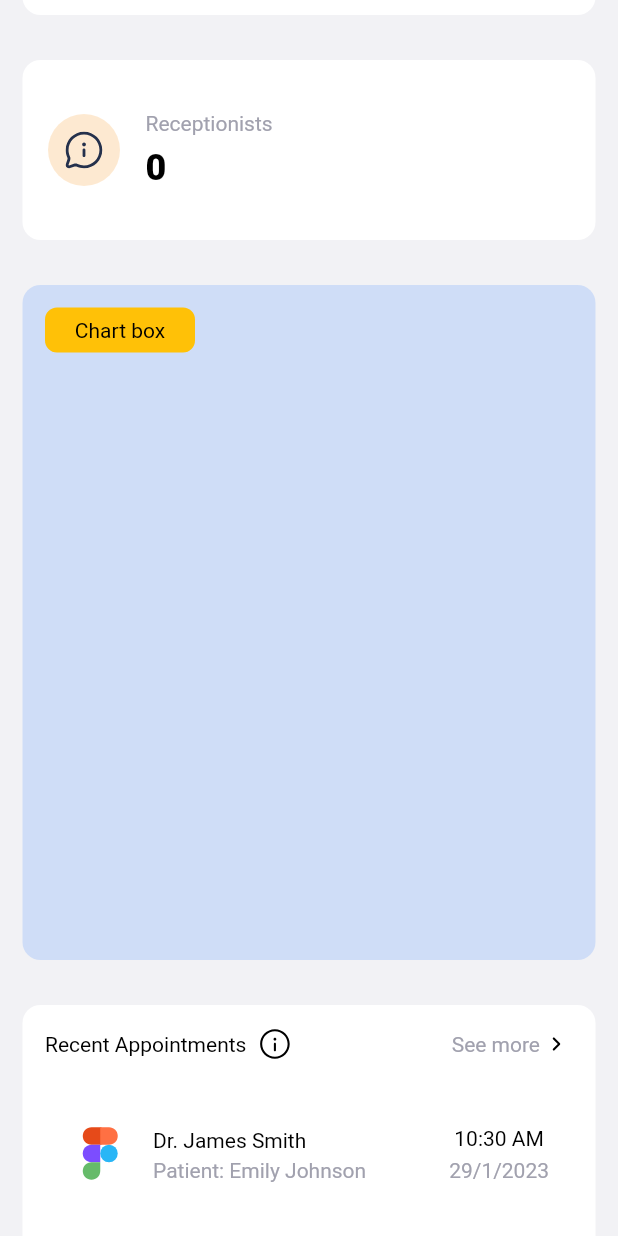
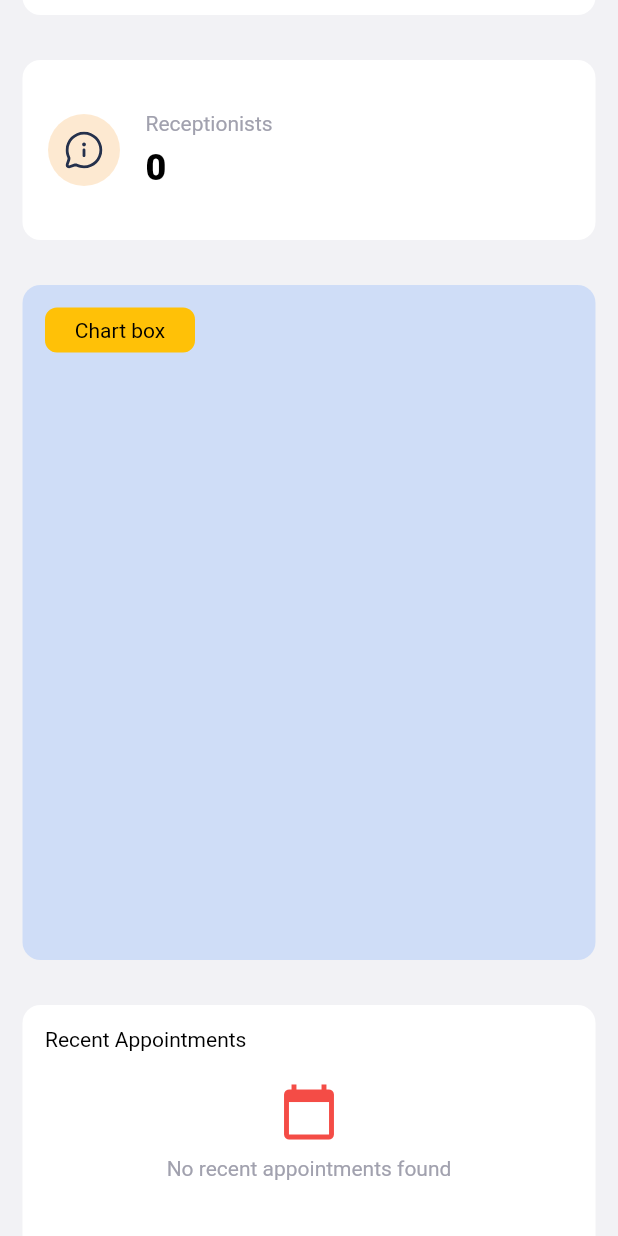
Before and after one commit to Ketnology/IgeHospital, a Flutter app: the DefaultPage widget shown alone on an empty page, opened directly, scrolled down 576 dp, on a phone screen of 412 x 824 dp. Run offline on Flutter 3.47's test engine with Material 3 defaults, Android fonts, the light colour scheme and no system bars; our stand-ins replace flutter_svg, get, shared_preferences; missing offline and left inert: expandable_datatable; accounts and stored records are empty; network calls fail; Roboto replaces fonts that are missing (Gilroy).

Commit message:
dashboard data

```diff
--- a/lib/pages/home.dart
+++ b/lib/pages/home.dart
@@ -7,6 +7,7 @@ import 'package:ige_hospital/provider/dashboard_service.dart';
 import 'package:ige_hospital/widgets/bottom_bar.dart';
 import 'package:ige_hospital/widgets/common_title.dart';
 import 'package:ige_hospital/widgets/size_box.dart';
+import 'package:intl/intl.dart';
 import 'package:provider/provider.dart';
 
 class DefaultPage extends StatefulWidget {
@@ -238,22 +239,22 @@ class _DefaultPage extends State<DefaultPage> {
     );
   }
 
-  // Widget _buildRefreshButton() {
-  //   return Padding(
-  //     padding: const EdgeInsets.symmetric(horizontal: 15.0),
-  //     child: Align(
-  //       alignment: Alignment.centerRight,
-  //       child: Obx(() => dashboardService.isLoading.value
-  //           ? const CircularProgressIndicator()
-  //           : IconButton(
-  //         icon: Icon(Icons.refresh, color: notifier.getMainText),
-  //         onPressed: () => dashboardService.refreshDashboardData(),
-  //         tooltip: "Refresh dashboard data",
-  //       )
-  //       ),
-  //     ),
-  //   );
-  // }
+  Widget _buildRefreshButton() {
+    return Padding(
+      padding: const EdgeInsets.symmetric(horizontal: 15.0),
+      child: Align(
+        alignment: Alignment.centerRight,
+        child: Obx(() => dashboardService.isLoading.value
+            ? const CircularProgressIndicator()
+            : IconButton(
+          icon: Icon(Icons.refresh, color: notifier.getMainText),
+          onPressed: () => dashboardService.refreshDashboardData(),
+          tooltip: "Refresh dashboard data",
+        )
+        ),
+      ),
+    );
+  }
 
   Widget _buildDashboardStatus() {
     return Obx(() {
@@ -439,76 +440,183 @@ class _DefaultPage extends State<DefaultPage> {
                     style: mediumBlackTextStyle.copyWith(
                         color: notifier.getMainText),
                   ),
-                  const SizedBox(width: 8),
-                  SvgPicture.asset(
-                    "assets/info-circle.svg",
-                    height: 22,
-                    width: 22,
+                ],
+              ),
+              // const SizedBox(height: 16),
+
+              Obx(() {
+                if (dashboardService.isLoading.value && dashboardService.recentAppointments.isEmpty) {
+                  return const Center(
+                    child: Padding(
+                      padding: EdgeInsets.all(10.0),
+                      child: CircularProgressIndicator(),
+                    ),
+                  );
+                }
+
+                if (dashboardService.recentAppointments.isEmpty) {
+                  return Center(
+                    child: Padding(
+                      padding: const EdgeInsets.all(20.0),
+                      child: Column(
+                        children: [
+                          Icon(
+                            Icons.calendar_today,
+                            size: 40,
+                            color: notifier.getIconColor,
+                          ),
+                          const SizedBox(height: 10),
+                          Text(
+                            "No recent appointments found",
+                            style: mediumGreyTextStyle,
+                          ),
+                        ],
+                      ),
+                    ),
+                  );
+                }
+
+                return ListView.builder(
+                  physics: const NeverScrollableScrollPhysics(),
+                  shrinkWrap: true,
+                  itemCount: dashboardService.recentAppointments.length > 5
+                      ? 5
+                      : dashboardService.recentAppointments.length,
+                  itemBuilder: (context, index) {
+                    final appointment = dashboardService.recentAppointments[index];
+
+                    // Default icon or parse SVG path
+                    String icon = "assets/icons8-figma.svg";
+                    if (index % 5 == 0) icon = "assets/icons8-figma.svg";
+                    if (index % 5 == 1) icon = "assets/icons8-adobe-creative-cloud.svg";
+                    if (index % 5 == 2) icon = "assets/icons8-starbucks.svg";
+                    if (index % 5 == 3) icon = "assets/icons8-apple-logo.svg";
+                    if (index % 5 == 4) icon = "assets/icons8-facebook29.svg";
+
+                    // Format date and time
+                    String formattedDate = appointment.dateTime['formatted'] ?? 'N/A';
+                    String time = '';
+                    String date = '';
+
+                    try {
+                      if (appointment.dateTime['formatted'] != null) {
+                        DateTime parsedDate = DateTime.parse(
+                            "${appointment.dateTime['date']} ${appointment.dateTime['time']}"
+                        );
+                        time = DateFormat('hh:mm a').format(parsedDate);
+                        date = DateFormat('dd/MM/yyyy').format(parsedDate);
+                      } else {
+                        date = appointment.dateTime['date'] ?? 'N/A';
+                        time = appointment.dateTime['time'] ?? 'N/A';
+                      }
+                    } catch (e) {
+                      print("Error parsing date: $e");
+                      date = appointment.dateTime['date'] ?? 'N/A';
+                      time = appointment.dateTime['time'] ?? 'N/A';
+                    }
+
+                    return Column(
+                      children: [
+                        // const SizedBox(height: 10),
+                        ListTile(
+                          leading: Stack(
+                            alignment: Alignment.bottomRight,
+                            children: [
+                              CircleAvatar(
+                                backgroundColor: Colors.transparent,
+                                child: SvgPicture.asset(icon),
+                              ),
+                              Container(
+                                height: 12,
+                                width: 12,
+                                decoration: BoxDecoration(
+                                  color: _getStatusColor(appointment.status),
+                                  shape: BoxShape.circle,
+                                  border: Border.all(
+                                    color: notifier.getContainer,
+                                    width: 2,
+                                  ),
+                                ),
+                              ),
+                            ],
+                          ),
+                          title: Text(
+                            appointment.doctor['name'] ?? 'Unknown Doctor',
+                            style: mediumBlackTextStyle.copyWith(
                               color: notifier.getMainText,
                             ),
-                  const Spacer(),
+                          ),
+                          trailing: Column(
+                            mainAxisAlignment: MainAxisAlignment.center,
+                            crossAxisAlignment: CrossAxisAlignment.end,
+                            children: [
                               Text(
-                    "See more",
+                                time,
+                                style: mediumBlackTextStyle.copyWith(
+                                  color: notifier.getMainText,
+                                ),
+                              ),
+                              const SizedBox(height: 5),
+                              Text(
+                                date,
                                 style: mediumGreyTextStyle,
                               ),
-                  SvgPicture.asset(
-                    "assets/angle-right-small.svg",
-                    height: 22,
-                    width: 22,
-                    color: notifier.getMainText,
-                  )
-                ],
-              ),
-              const SizedBox(height: 16),
-              ListView.builder(
-                physics: const NeverScrollableScrollPhysics(),
-                shrinkWrap: true,
-                itemCount: recentAppointments.length,
-                itemBuilder: (context, index) {
-                  final appointment = recentAppointments[index];
-                  return Column(
-                    children: [
-                      const SizedBox(height: 10),
-                      ListTile(
-                        leading: CircleAvatar(
-                          backgroundColor: Colors.transparent,
-                          child: SvgPicture.asset(appointment["doctorImage"]!),
-                        ),
-                        title: Text(
-                          appointment["doctor"]!,
-                          style: mediumBlackTextStyle.copyWith(
-                              color: notifier.getMainText),
-                        ),
-                        trailing: Column(
-                          children: [
-                            const SizedBox(height: 10),
-                            Text(
-                              appointment["time"]!,
-                              style: mediumBlackTextStyle.copyWith(
-                                  color: notifier.getMainText),
-                            ),
-                            const SizedBox(height: 5),
-                            Text(appointment["date"]!,
-                                style: mediumGreyTextStyle),
                             ],
                           ),
                           subtitle: Padding(
                             padding: const EdgeInsets.only(top: 4),
                             child: Text(
-                            "Patient: ${appointment["patient"]!}",
+                              "Patient: ${appointment.patient['name'] ?? 'Unknown Patient'}",
                               style: mediumGreyTextStyle,
                             ),
                           ),
                         ),
+                        if (index < dashboardService.recentAppointments.length - 1)
+                          Divider(color: notifier.getBorderColor),
                       ],
                     );
                   },
+                );
+              }),
+              const SizedBox(height: 16),
+              ElevatedButton(
+                onPressed: () {
+                  // controller.changePage('appointments');
+                  Get.back();
+                },
+                style: ElevatedButton.styleFrom(
+                  backgroundColor: notifier.getPrimaryColor,
+                  elevation: 0,
+                  shape: RoundedRectangleBorder(
+                    borderRadius: BorderRadius.circular(8),
+                    side: BorderSide(color: notifier.getBorderColor),
                   ),
-              const SizedBox(height: 16),
+                ),
+                child: Text(
+                  "View All Appointments",
+                  style: TextStyle(
+                    color: notifier.getMainText,
+                    fontWeight: FontWeight.w500,
+                  ),
+                ),
+              ),
             ],
           ),
         ),
       ),
     );
   }
+
+  Color _getStatusColor(String status) {
+    switch (status.toLowerCase()) {
+      case 'completed':
+        return Colors.green;
+      case 'cancelled':
+        return Colors.red;
+      case 'pending':
+        return Colors.orange;
+      default:
+        return Colors.blue;
     }
+  }
+}
--- a/lib/provider/dashboard_service.dart
+++ b/lib/provider/dashboard_service.dart
@@ -1,9 +1,36 @@
 import 'dart:convert';
+import 'package:flutter/material.dart';
 import 'package:get/get.dart';
 import 'package:http/http.dart' as http;
 import 'package:ige_hospital/constants/api_endpoints.dart';
 import 'package:ige_hospital/provider/auth_service.dart';
 import 'package:shared_preferences/shared_preferences.dart';
+
+class AppointmentData {
+  final String id;
+  final Map<String, dynamic> doctor;
+  final Map<String, dynamic> patient;
+  final Map<String, dynamic> dateTime;
+  final String status;
+
+  AppointmentData({
+    required this.id,
+    required this.doctor,
+    required this.patient,
+    required this.dateTime,
+    required this.status,
+  });
+
+  factory AppointmentData.fromJson(Map<String, dynamic> json) {
+    return AppointmentData(
+      id: json['id'] ?? '',
+      doctor: json['doctor'] ?? {},
+      patient: json['patient'] ?? {},
+      dateTime: json['date_time'] ?? {},
+      status: json['status'] ?? 'pending',
+    );
+  }
+}
 
 class DashboardService extends GetxController {
   final AuthService authService = Get.find<AuthService>();
@@ -16,11 +43,14 @@ class DashboardService extends GetxController {
   final RxBool hasError = false.obs;
   final RxString errorMessage = ''.obs;
 
+  final RxList<AppointmentData> recentAppointments = <AppointmentData>[].obs;
+
   // Keys for shared preferences
   static const String _keyDoctorCount = 'dashboard_doctor_count';
   static const String _keyPatientCount = 'dashboard_patient_count';
   static const String _keyReceptionistCount = 'dashboard_receptionist_count';
   static const String _keyAdminCount = 'dashboard_admin_count';
+  static const String _keyAppointments = 'dashboard_appointments';
   static const String _keyLastUpdated = 'dashboard_last_updated';
 
   @override
@@ -39,6 +69,18 @@ class DashboardService extends GetxController {
       patientCount.value = prefs.getInt(_keyPatientCount) ?? 0;
       receptionistCount.value = prefs.getInt(_keyReceptionistCount) ?? 0;
       adminCount.value = prefs.getInt(_keyAdminCount) ?? 0;
+
+      final appointmentsJson = prefs.getString(_keyAppointments);
+      if (appointmentsJson != null) {
+        try {
+          final List<dynamic> appointmentsList = jsonDecode(appointmentsJson);
+          recentAppointments.value = appointmentsList
+              .map((json) => AppointmentData.fromJson(json))
+              .toList();
+        } catch (e) {
+          Get.log("Error parsing saved appointments: $e");
+        }
+      }
 
       // Log when the data was last updated
       final lastUpdated = prefs.getString(_keyLastUpdated);
@@ -59,6 +101,17 @@ class DashboardService extends GetxController {
       await prefs.setInt(_keyPatientCount, patientCount.value);
       await prefs.setInt(_keyReceptionistCount, receptionistCount.value);
       await prefs.setInt(_keyAdminCount, adminCount.value);
+
+      final List<Map<String, dynamic>> appointmentsJson = recentAppointments
+          .map((appointment) => {
+        'id': appointment.id,
+        'doctor': appointment.doctor,
+        'patient': appointment.patient,
+        'date_time': appointment.dateTime,
+        'status': appointment.status,
+      })
+          .toList();
+      await prefs.setString(_keyAppointments, jsonEncode(appointmentsJson));
 
       // Save current timestamp
       final now = DateTime.now().toIso8601String();
@@ -85,7 +138,6 @@ class DashboardService extends GetxController {
       );
 
       Get.log("Dashboard response status: ${response.statusCode}");
-      Get.log("Dashboard response body: ${response.body}");
 
       if (response.statusCode == 200) {
         final data = jsonDecode(response.body);
@@ -96,6 +148,13 @@ class DashboardService extends GetxController {
           patientCount.value = data["data"]["patients"] ?? patientCount.value;
           receptionistCount.value = data["data"]["receptionists"] ?? receptionistCount.value;
           adminCount.value = data["data"]["admins"] ?? adminCount.value;
+
+          if (data["data"]["recent_appointments"] != null) {
+            final appointmentsList = data["data"]["recent_appointments"] as List;
+            recentAppointments.value = appointmentsList
+                .map((json) => AppointmentData.fromJson(json))
+                .toList();
+          }
 
           // Save the updated values
           _saveData();
@@ -128,6 +187,7 @@ class DashboardService extends GetxController {
       await prefs.remove(_keyPatientCount);
       await prefs.remove(_keyReceptionistCount);
       await prefs.remove(_keyAdminCount);
+      await prefs.remove(_keyAppointments);
       await prefs.remove(_keyLastUpdated);
 
       Get.log("Dashboard saved data cleared");
@@ -135,4 +195,17 @@ class DashboardService extends GetxController {
       Get.log("Error clearing dashboard data: $e");
     }
   }
+
+  Color getStatusColor(String status) {
+    switch (status.toLowerCase()) {
+      case 'completed':
+        return Colors.green;
+      case 'cancelled':
+        return Colors.red;
+      case 'pending':
+        return Colors.orange;
+      default:
+        return Colors.blue;
+    }
+  }
 }
```
Lines whose indentation alone changed are shown as unchanged.
